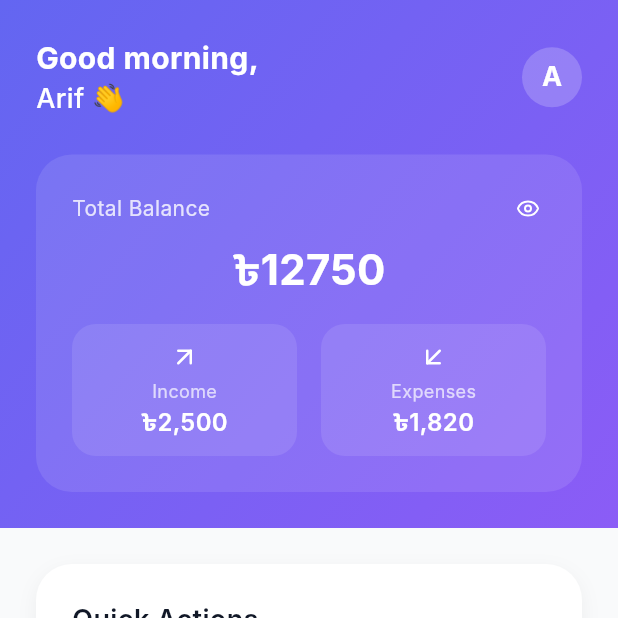
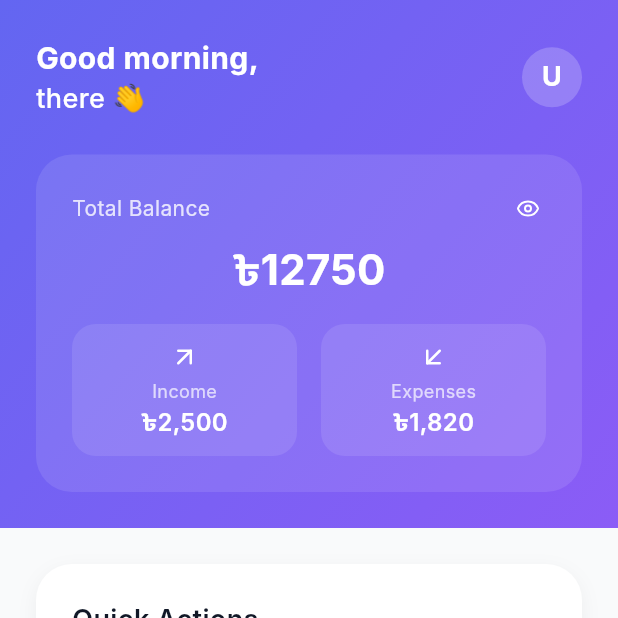
Before and after one commit to arif-itm/FinDiu, a Flutter app: the DashboardScreen screen opened by its route, on a phone screen of 412 x 824 dp, the top half of it. Run offline on Flutter 3.47's test engine with Material 3 defaults, Android fonts, the phone set to English and light mode, and no system bars; our stand-ins replace cloud_firestore, firebase_auth, firebase_core, go_router, google_generative_ai, google_sign_in and 1 more; accounts and stored records are empty; Roboto replaces fonts that are missing (Inter).

Commit message:
feat: Refactor DashboardScreen to include user greeting and avatar initialization based on authentication state

```diff
--- a/lib/screens/dashboard_screen.dart
+++ b/lib/screens/dashboard_screen.dart
@@ -1,8 +1,12 @@
 import 'package:flutter/material.dart';
 import 'package:go_router/go_router.dart';
 import 'package:lucide_icons/lucide_icons.dart';
+import 'package:provider/provider.dart';
 import '../widgets/bottom_navigation.dart';
 import '../data/mock_data.dart';
+import '../providers/auth_provider.dart';
+import '../services/firestore_service.dart';
+import '../models/user.dart' as app_user;
 
 class DashboardScreen extends StatefulWidget {
   const DashboardScreen({super.key});
@@ -19,6 +23,9 @@ class _DashboardScreenState extends State<DashboardScreen> {
 
   @override
   Widget build(BuildContext context) {
+  final greeting = _timeGreeting();
+  final auth = context.watch<AuthProvider>();
+  final uid = auth.user?.uid;
     return Scaffold(
       body: Column(
         children: [
@@ -40,23 +47,33 @@ class _DashboardScreenState extends State<DashboardScreen> {
                 child: Column(
                   children: [
                     // Greeting and Profile
-                    Row(
+          uid != null
+            ? StreamBuilder<app_user.User?>(
+                            stream: FirestoreService().getUserStream(uid),
+                            builder: (context, snapshot) {
+                              final fsName = snapshot.data?.name;
+                              final baseName = (fsName != null && fsName.trim().isNotEmpty)
+                                  ? fsName
+                                  : _displayName(context);
+                              final cleaned = _firstAndMiddleFrom(_cleanName(baseName));
+                              final avatarInitial = _avatarInitial(cleaned);
+                              return Row(
                                 mainAxisAlignment: MainAxisAlignment.spaceBetween,
                                 children: [
-                        const Column(
+                                  Column(
                                     crossAxisAlignment: CrossAxisAlignment.start,
                                     children: [
                                       Text(
-                              'Good morning,',
-                              style: TextStyle(
+                                        '$greeting,',
+                                        style: const TextStyle(
                                           color: Colors.white,
                                           fontSize: 20,
                                           fontWeight: FontWeight.bold,
                                         ),
                                       ),
                                       Text(
-                              'Arif 👋',
-                              style: TextStyle(
+                                        '$cleaned 👋',
+                                        style: const TextStyle(
                                           color: Colors.white,
                                           fontSize: 18,
                                           fontWeight: FontWeight.w500,
@@ -73,10 +90,10 @@ class _DashboardScreenState extends State<DashboardScreen> {
                                         color: Colors.white.withOpacity(0.2),
                                         borderRadius: BorderRadius.circular(20),
                                       ),
-                            child: const Center(
+                                      child: Center(
                                         child: Text(
-                                'A',
-                                style: TextStyle(
+                                          avatarInitial,
+                                          style: const TextStyle(
                                             color: Colors.white,
                                             fontSize: 18,
                                             fontWeight: FontWeight.bold,
@@ -86,6 +103,61 @@ class _DashboardScreenState extends State<DashboardScreen> {
                                     ),
                                   ),
                                 ],
+                              );
+                            },
+                          )
+                        : Builder(
+                            builder: (_) {
+                              final fallback = _firstAndMiddleFrom(_cleanName(_displayName(context)));
+                              final avatarInitial = _avatarInitial(fallback);
+                              return Row(
+                                mainAxisAlignment: MainAxisAlignment.spaceBetween,
+                                children: [
+                                  Column(
+                                    crossAxisAlignment: CrossAxisAlignment.start,
+                                    children: [
+                                      Text(
+                                        '$greeting,',
+                                        style: const TextStyle(
+                                          color: Colors.white,
+                                          fontSize: 20,
+                                          fontWeight: FontWeight.bold,
+                                        ),
+                                      ),
+                                      Text(
+                                        '$fallback 👋',
+                                        style: const TextStyle(
+                                          color: Colors.white,
+                                          fontSize: 18,
+                                          fontWeight: FontWeight.w500,
+                                        ),
+                                      ),
+                                    ],
+                                  ),
+                                  GestureDetector(
+                                    onTap: () => context.go('/profile'),
+                                    child: Container(
+                                      width: 40,
+                                      height: 40,
+                                      decoration: BoxDecoration(
+                                        color: Colors.white.withOpacity(0.2),
+                                        borderRadius: BorderRadius.circular(20),
+                                      ),
+                                      child: Center(
+                                        child: Text(
+                                          avatarInitial,
+                                          style: const TextStyle(
+                                            color: Colors.white,
+                                            fontSize: 18,
+                                            fontWeight: FontWeight.bold,
+                                          ),
+                                        ),
+                                      ),
+                                    ),
+                                  ),
+                                ],
+                              );
+                            },
                           ),
                     const SizedBox(height: 24),
 
@@ -477,6 +549,52 @@ class _DashboardScreenState extends State<DashboardScreen> {
     );
   }
 
+  String _timeGreeting() {
+    final hour = DateTime.now().hour;
+    if (hour < 12) return 'Good morning';
+    if (hour < 17) return 'Good afternoon';
+    return 'Good evening';
+  }
+
+  String _displayName(BuildContext context) {
+    final auth = context.watch<AuthProvider>();
+    final name = auth.user?.displayName;
+    if (name != null && name.trim().isNotEmpty) {
+      return name.trim();
+    }
+    final email = auth.user?.email;
+    if (email != null && email.isNotEmpty) {
+      return email.split('@').first;
+    }
+    return 'there';
+  }
+
+  // Normalize name: trim and collapse spaces (no token removal)
+  String _cleanName(String raw) {
+    var s = raw.trim();
+    // Normalize multiple spaces
+    s = s.replaceAll(RegExp(r"\s+"), ' ');
+    return s.trim();
+  }
+
+  // Extract first + middle (second) token; drop last name.
+  String _firstAndMiddleFrom(String name) {
+  final parts = name.split(RegExp(r"\s+"));
+    if (parts.isEmpty || parts.first.isEmpty) return name;
+    if (parts.length >= 2) return '${parts[0]} ${parts[1]}';
+    return parts[0];
+  }
+
+  String _avatarInitial(String displayName) {
+    final fallback = 'U';
+    if (displayName.isEmpty || displayName.toLowerCase() == 'there') return fallback;
+  final trimmed = displayName.trim();
+  if (trimmed.isEmpty) return fallback;
+  final firstRune = trimmed.runes.isEmpty ? null : trimmed.runes.first;
+  if (firstRune == null) return fallback;
+  return String.fromCharCode(firstRune).toUpperCase();
+  }
+
   Widget _buildQuickAction({
     required IconData icon,
     required Color iconColor,
```
Lines whose indentation alone changed are shown as unchanged.
